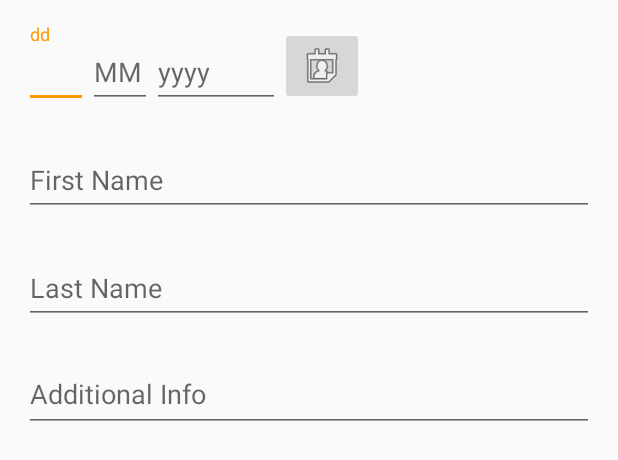
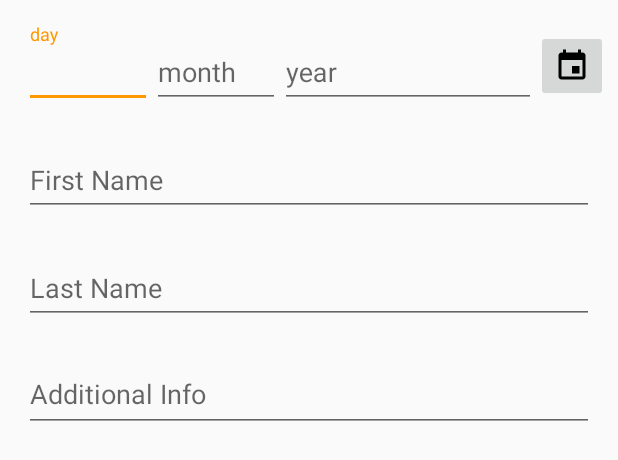
Before and after one commit to magnox/birthdays, an Android app: the layout activity_add.xml on its own in the app's theme, with its tools: preview values and no code run, on a phone screen of 412 x 824 dp. Shown: the top 460 px of the screen. Run offline under Robolectric (Android 15) with nearby library versions, the phone set to English and light mode, and no system bars.

Commit message:
add new icons

```diff
--- a/app/src/main/java/com/magnox/birthdays/AddActivity.kt
+++ b/app/src/main/java/com/magnox/birthdays/AddActivity.kt
@@ -71,16 +71,12 @@ class AddActivity : AppCompatActivity(), DatePickerDialog.OnDateSetListener {
     }
 
     override fun onCreateOptionsMenu(menu: Menu): Boolean {
-        menuInflater.inflate(R.menu.menu_cancel_confirm, menu)
+        menuInflater.inflate(R.menu.menu_confirm, menu)
         return true
     }
 
     override fun onOptionsItemSelected(item: MenuItem): Boolean {
         return when (item.itemId) {
-            R.id.action_cancel -> {
-                finish()
-                true
-            }
             R.id.action_confirm -> {
                 finishAndReturnData()
                 true
--- /dev/null
+++ b/app/src/main/res/drawable/ic_event_black_24dp.xml
@@ -0,0 +1,9 @@
+<vector xmlns:android="http://schemas.android.com/apk/res/android"
+        android:width="24dp"
+        android:height="24dp"
+        android:viewportWidth="24.0"
+        android:viewportHeight="24.0">
+    <path
+        android:fillColor="#FF000000"
+        android:pathData="M17,12h-5v5h5v-5zM16,1v2L8,3L8,1L6,1v2L5,3c-1.11,0 -1.99,0.9 -1.99,2L3,19c0,1.1 0.89,2 2,2h14c1.1,0 2,-0.9 2,-2L21,5c0,-1.1 -0.9,-2 -2,-2h-1L18,1h-2zM19,19L5,19L5,8h14v11z"/>
+</vector>
--- a/app/src/main/res/layout/activity_add.xml
+++ b/app/src/main/res/layout/activity_add.xml
@@ -30,7 +30,7 @@
                     android:id="@+id/et_day"
                     android:layout_width="wrap_content"
                     android:layout_height="wrap_content"
-                    android:ems="2"
+                    android:ems="4"
                     android:hint="@string/add_day_hint"
                     android:inputType="date" />
             </com.google.android.material.textfield.TextInputLayout>
@@ -44,7 +44,7 @@
                     android:id="@+id/et_month"
                     android:layout_width="wrap_content"
                     android:layout_height="wrap_content"
-                    android:ems="2"
+                    android:ems="4"
                     android:hint="@string/add_month_hint"
                     android:inputType="date" />
             </com.google.android.material.textfield.TextInputLayout>
@@ -58,17 +58,17 @@
                     android:id="@+id/et_year"
                     android:layout_width="wrap_content"
                     android:layout_height="wrap_content"
-                    android:ems="4"
+                    android:ems="8"
                     android:hint="@string/add_year_hint"
                     android:inputType="date" />
             </com.google.android.material.textfield.TextInputLayout>
 
             <ImageButton
                 android:id="@+id/btn_calendar"
-                android:layout_width="wrap_content"
-                android:layout_height="wrap_content"
+                android:layout_width="@dimen/clickable_area"
+                android:layout_height="@dimen/clickable_area"
                 android:layout_weight="1"
-                app:srcCompat="@android:drawable/ic_menu_my_calendar" />
+                app:srcCompat="@drawable/ic_event_black_24dp" />
         </LinearLayout>
 
         <com.google.android.material.textfield.TextInputLayout
--- a/app/src/main/res/layout/activity_main.xml
+++ b/app/src/main/res/layout/activity_main.xml
@@ -28,6 +28,7 @@
         android:layout_height="wrap_content"
         android:layout_gravity="bottom|end"
         android:layout_margin="@dimen/fab_margin"
-        app:srcCompat="@android:drawable/ic_dialog_email" />
+        android:tint="@color/actionItemTint"
+        app:srcCompat="@drawable/ic_add_black_24dp" />
 
 </androidx.coordinatorlayout.widget.CoordinatorLayout>
--- a/app/src/main/res/layout/content_main.xml
+++ b/app/src/main/res/layout/content_main.xml
@@ -12,6 +12,8 @@
         android:id="@+id/rv_birthday_list"
         android:layout_width="0dp"
         android:layout_height="0dp"
+        android:clipToPadding="false"
+        android:paddingBottom="@dimen/fab_content_padding"
         app:layout_constraintBottom_toBottomOf="parent"
         app:layout_constraintEnd_toEndOf="parent"
         app:layout_constraintStart_toStartOf="parent"
--- a/app/src/main/res/menu/menu_main.xml
+++ b/app/src/main/res/menu/menu_main.xml
@@ -6,5 +6,6 @@
         android:id="@+id/action_settings"
         android:orderInCategory="100"
         android:title="@string/menu_settings"
+        android:icon="@drawable/ic_settings_black_24dp"
         app:showAsAction="never" />
 </menu>
--- a/app/src/main/res/values/colors.xml
+++ b/app/src/main/res/values/colors.xml
@@ -7,4 +7,6 @@
     <color name="colorPrimaryText">#212121</color>
     <color name="colorSecondaryText">#757575</color>
     <color name="colorDivider">#BDBDBD</color>
+
+    <color name="actionItemTint">@android:color/white</color>
 </resources>
--- a/app/src/main/res/values/dimens.xml
+++ b/app/src/main/res/values/dimens.xml
@@ -1,3 +1,5 @@
 <resources>
     <dimen name="fab_margin">16dp</dimen>
+    <dimen name="clickable_area">48dp</dimen>
+    <dimen name="fab_content_padding">80dp</dimen><!-- padding of scrollviews with fab (16+48+16) -->
 </resources>
--- a/app/src/main/res/values/strings.xml
+++ b/app/src/main/res/values/strings.xml
@@ -3,13 +3,12 @@
     <string name="date_format">%1$td.%1$tm.%1$tY</string>
 
     <string name="menu_settings">Settings</string>
-    <string name="menu_cancel">Cancel</string>
     <string name="menu_confirm">Confirm</string>
 
     <string name="add_date_picker_dialog_title">Choose birthday</string>
-    <string name="add_day_hint">dd</string>
-    <string name="add_month_hint">MM</string>
-    <string name="add_year_hint">yyyy</string>
+    <string name="add_day_hint">day</string>
+    <string name="add_month_hint">month</string>
+    <string name="add_year_hint">year</string>
     <string name="add_first_name_hint">First Name</string>
     <string name="add_last_name_hint">Last Name</string>
     <string name="add_notes_hint">Additional Info</string>
```
Also changed, not shown: app/src/main/res/drawable/ic_add_black_24dp.xml (added, +9 -0 lines), app/src/main/res/drawable/ic_check_black_24dp.xml (added, +9 -0 lines), app/src/main/res/drawable/ic_settings_black_24dp.xml (added, +9 -0 lines), app/src/main/res/menu/menu_confirm.xml (renamed from app/src/main/res/menu/menu_cancel_confirm.xml, +1 -7 lines).
